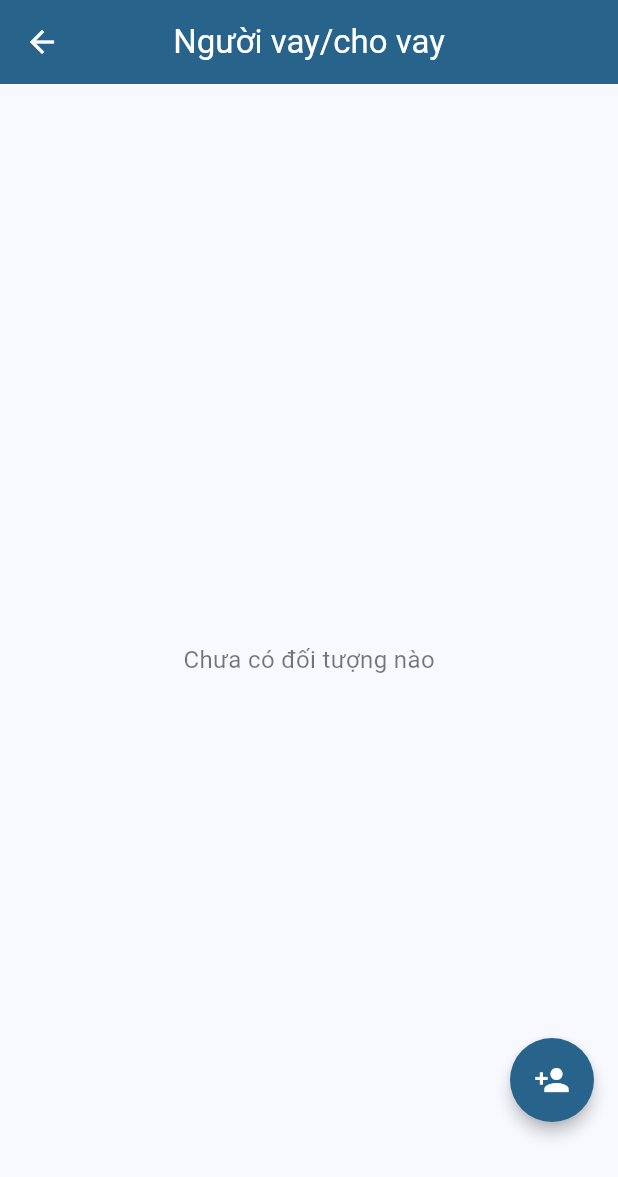
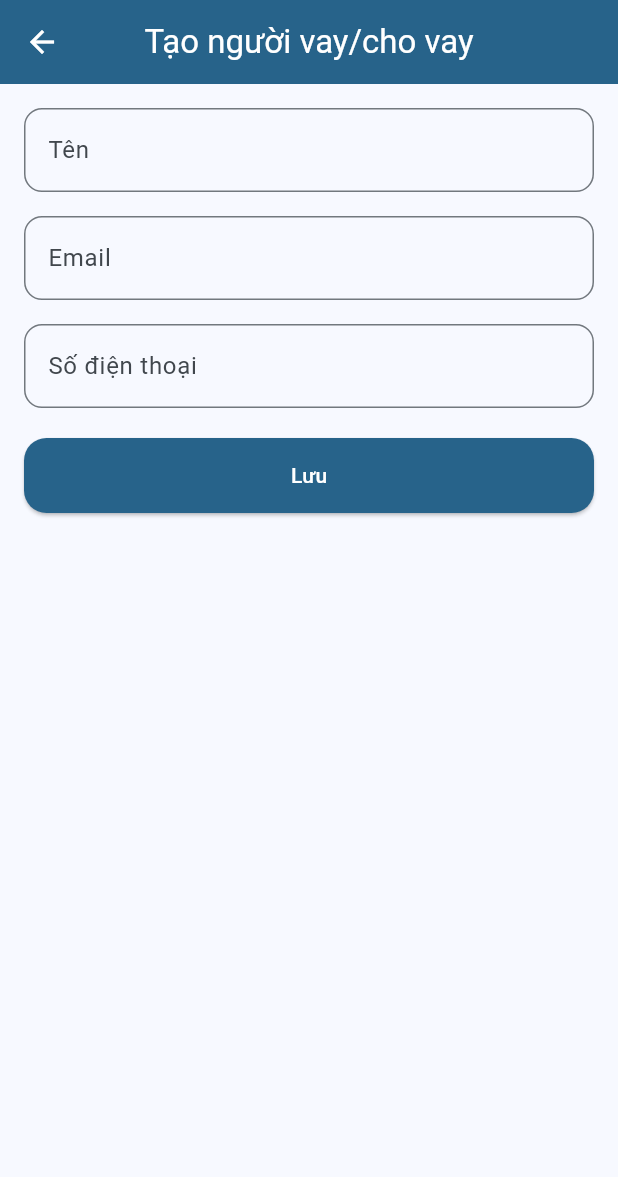
Before and after one commit to dlir2404/intel_money, a Flutter app: the RelatedUserScreen screen opened directly, after a tap on the "person add" icon, on a phone screen of 412 x 824 dp. Shown: the top 1177 px of the screen. Run offline on Flutter 3.47's test engine with Material 3 defaults, Android fonts, the phone set to English and light mode, and no system bars; our stand-ins replace camera, community_charts_flutter, flutter_dotenv, flutter_secure_storage, flutter_svg, flutter_time_picker_spinner and 10 more; missing offline and left inert: cloudinary_public, currency_picker, google_mlkit_text_recognition; accounts and stored records are empty; network calls fail; statements that could not run were skipped.

Commit message:
create related user screen

```diff
--- /dev/null
+++ b/lib/features/related_user/controller/related_user_controller.dart
@@ -0,0 +1,27 @@
+import '../../../core/services/related_user_service.dart';
+import '../../../core/state/related_user_state.dart';
+
+class RelatedUserController {
+  static final RelatedUserController _instance =
+      RelatedUserController._internal();
+
+  factory RelatedUserController() => _instance;
+
+  RelatedUserController._internal();
+
+  final RelatedUserState _relatedUserState = RelatedUserState();
+  final RelatedUserService _relatedUserService = RelatedUserService();
+
+  Future<void> create({
+    required String name,
+    String? email,
+    String? phone,
+  }) async {
+    final relatedUser = await _relatedUserService.create(
+      name: name,
+      email: email,
+      phone: phone,
+    );
+    _relatedUserState.addRelatedUser(relatedUser);
+  }
+}
--- /dev/null
+++ b/lib/features/related_user/screens/create_related_user_screen.dart
@@ -0,0 +1,129 @@
+import 'package:flutter/material.dart';
+import 'package:intel_money/shared/helper/toast.dart';
+
+import '../../../shared/helper/validation.dart';
+import '../controller/related_user_controller.dart';
+
+class CreateRelatedUserScreen extends StatefulWidget {
+  const CreateRelatedUserScreen({super.key});
+
+  @override
+  State<CreateRelatedUserScreen> createState() =>
+      _CreateRelatedUserScreenState();
+}
+
+class _CreateRelatedUserScreenState extends State<CreateRelatedUserScreen> {
+  final _formKey = GlobalKey<FormState>();
+  bool _isLoading = false;
+
+  final RelatedUserController _relatedUserController = RelatedUserController();
+  final TextEditingController _nameController = TextEditingController();
+  final TextEditingController _emailController = TextEditingController();
+  final TextEditingController _phoneController = TextEditingController();
+
+  Future<void> _save() async {
+    setState(() {
+      _isLoading = true;
+    });
+    if (_formKey.currentState!.validate()) {
+      await _relatedUserController.create(
+        name: _nameController.text,
+        email: _emailController.text.isNotEmpty ? _emailController.text : null,
+        phone: _phoneController.text.isNotEmpty ? _phoneController.text : null,
+      );
+
+      if (mounted) {
+        AppToast.showSuccess(context, "Đã lưu");
+        Navigator.of(context).pop();
+      }
+    }
+
+    setState(() {
+      _isLoading = false;
+    });
+  }
+
+  @override
+  Widget build(BuildContext context) {
+    return Scaffold(
+      appBar: AppBar(
+        title: const Text("Tạo người vay/cho vay"),
+        centerTitle: true,
+        backgroundColor: Theme.of(context).primaryColor,
+        foregroundColor: Colors.white,
+      ),
+      body: Padding(
+        padding: const EdgeInsets.all(16.0),
+        child: Form(
+          key: _formKey,
+          child: Column(
+            children: [
+              TextFormField(
+                controller: _nameController,
+                decoration: InputDecoration(
+                  labelText: "Tên",
+                  border: OutlineInputBorder(
+                    borderRadius: BorderRadius.circular(
+                      12.0,
+                    ), // Adjust the radius as needed
+                  ),
+                ),
+                validator: (value) {
+                  if (value == null || value.isEmpty) {
+                    return "Vui lòng nhập tên";
+                  }
+                  return null;
+                },
+              ),
+              const SizedBox(height: 16),
+              TextFormField(
+                controller: _emailController,
+                decoration: InputDecoration(
+                  labelText: "Email",
+                  border: OutlineInputBorder(
+                    borderRadius: BorderRadius.circular(
+                      12.0,
+                    ), // Adjust the radius as needed
+                  ),
+                ),
+                validator: (value) => Validation.validateEmailOptional(value ?? ''),
+              ),
+              const SizedBox(height: 16),
+              TextFormField(
+                controller: _phoneController,
+                decoration: InputDecoration(
+                  labelText: "Số điện thoại",
+                  border: OutlineInputBorder(
+                    borderRadius: BorderRadius.circular(
+                      12.0,
+                    ), // Adjust the radius as needed
+                  ),
+                ),
+                validator: (value) => Validation.validatePhoneOptional(value ?? '')
+              ),
+              const SizedBox(height: 20),
+              SizedBox(
+                width: double.infinity,
+                child: ElevatedButton(
+                  style: ElevatedButton.styleFrom(
+                    backgroundColor: Theme.of(context).primaryColor,
+                    foregroundColor: Colors.white,
+                    padding: const EdgeInsets.symmetric(vertical: 15),
+                    shape: RoundedRectangleBorder(
+                      borderRadius: BorderRadius.circular(15),
+                    ),
+                  ),
+                  onPressed: _isLoading ? null : _save,
+                  child:
+                      _isLoading
+                          ? const CircularProgressIndicator(color: Colors.white)
+                          : const Text("Lưu"),
+                ),
+              ),
+            ],
+          ),
+        ),
+      ),
+    );
+  }
+}
--- a/lib/features/related_user/screens/related_user_screen.dart
+++ b/lib/features/related_user/screens/related_user_screen.dart
@@ -2,6 +2,8 @@ import 'package:flutter/material.dart';
 import 'package:intel_money/core/state/related_user_state.dart';
 import 'package:intel_money/features/related_user/widgets/related_user_item.dart';
 import 'package:provider/provider.dart';
+
+import 'create_related_user_screen.dart';
 
 class RelatedUserScreen extends StatefulWidget {
   const RelatedUserScreen({super.key});
@@ -11,7 +13,13 @@ class RelatedUserScreen extends StatefulWidget {
 }
 
 class _RelatedUserScreenState extends State<RelatedUserScreen> {
-  void _showCreateWalletScreen() {}
+  void _showCreateWalletScreen() {
+    Navigator.of(context).push(
+      MaterialPageRoute(
+        builder: (context) => const CreateRelatedUserScreen(),
+      ),
+    );
+  }
 
   @override
   Widget build(BuildContext context) {
--- a/lib/features/related_user/widgets/related_user_item.dart
+++ b/lib/features/related_user/widgets/related_user_item.dart
@@ -26,6 +26,10 @@ class RelatedUserItem extends StatelessWidget {
             ),
           ],
         ),
+        child: InkWell(
+          onTap: () {
+
+          },
           child: Material(
             color: Colors.white,
             borderRadius: BorderRadius.circular(12),
@@ -91,6 +95,7 @@ class RelatedUserItem extends StatelessWidget {
             ),
           ),
         ),
+      ),
     );
   }
 }
--- a/lib/shared/helper/validation.dart
+++ b/lib/shared/helper/validation.dart
@@ -7,6 +7,30 @@ class Validation {
     // More comprehensive email regex
     if (!RegExp(r'^[\w-]+(\.[\w-]+)*@([\w-]+\.)+[a-zA-Z]{2,}$').hasMatch(email)) {
       return 'Please enter a valid email';
+    }
+    return null;
+  }
+
+  static String? validateEmailOptional(String? email) {
+    if (email == null || email.isEmpty) {
+      return null; // Optional field, no validation needed
+    }
+
+    // More comprehensive email regex
+    if (!RegExp(r'^[\w-]+(\.[\w-]+)*@([\w-]+\.)+[a-zA-Z]{2,}$').hasMatch(email)) {
+      return 'Please enter a valid email';
+    }
+    return null;
+  }
+
+  static String? validatePhoneOptional(String? phone) {
+    if (phone == null || phone.isEmpty) {
+      return null; // Optional field, no validation needed
+    }
+
+    // Basic phone number validation (can be adjusted based on requirements)
+    if (!RegExp(r'^\+?[0-9]{10,15}$').hasMatch(phone)) {
+      return 'Please enter a valid phone number';
     }
     return null;
   }
```
Also changed, not shown: lib/core/services/related_user_service.dart (+17 -1 lines), lib/features/transaction/controller/transaction_controller.dart (+4 -4 lines). Lines whose indentation alone changed are shown as unchanged.
